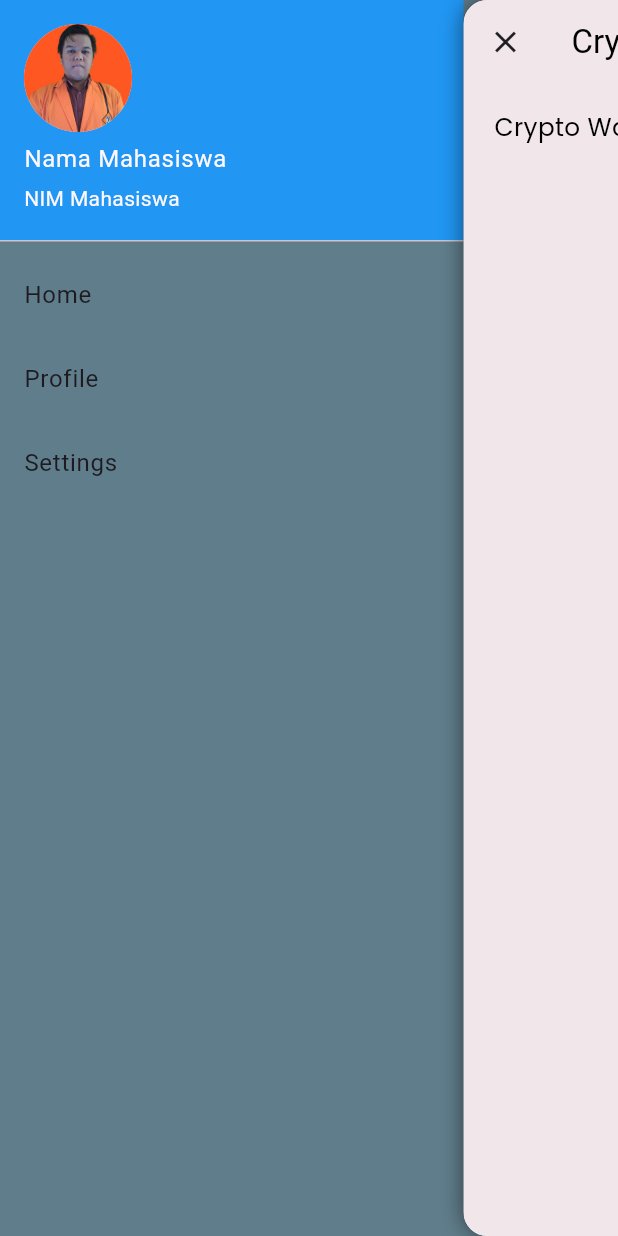
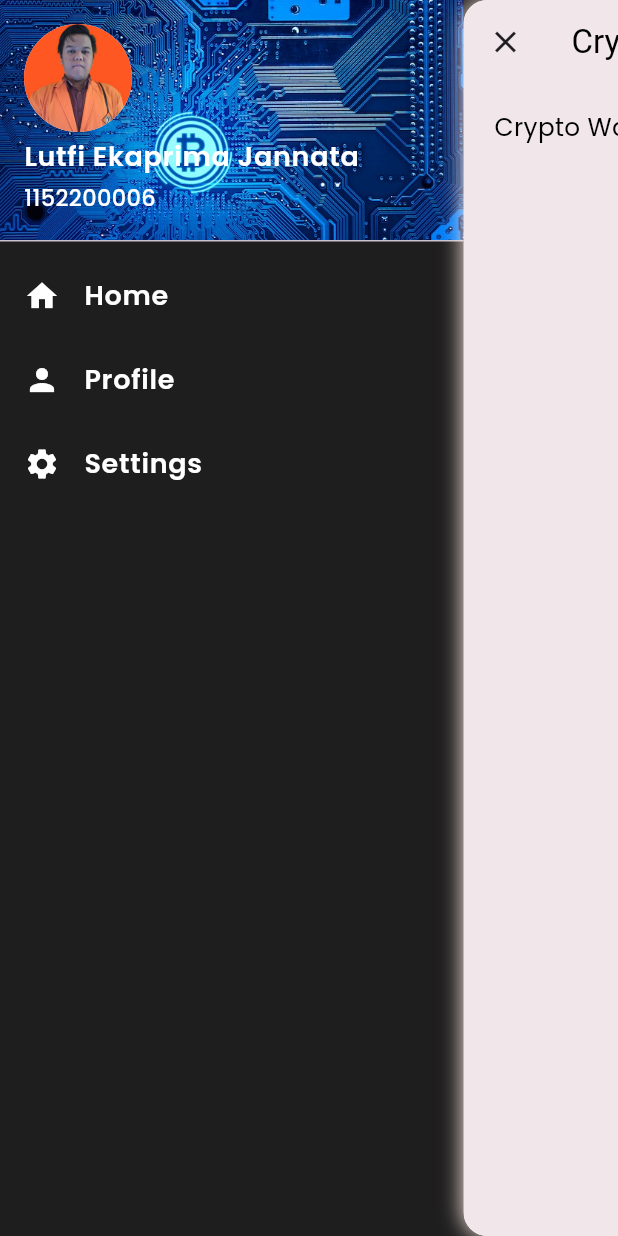
Before and after one commit to LutfiEkaprima/CryptoMarket, a Flutter app: the screen it shows after launch, after a tap on the "menu" icon, on a phone screen of 412 x 824 dp. Run offline on Flutter 3.47's test engine with Material 3 defaults, Android fonts, the phone set to English and light mode, and no system bars; drawn by our look-alikes of flutter_advanced_drawer; our stand-ins replace fl_chart, get, google_fonts, image_picker; network calls fail.

Commit message:
Add Icons, Setting, Change background drawer, and more

```diff
--- a/lib/Screens/home_screen.dart
+++ b/lib/Screens/home_screen.dart
@@ -25,40 +25,37 @@ class HomeScreen extends StatelessWidget {
       body: Padding(
         padding: EdgeInsets.only(
             left: padding, right: padding, top: screenHeight * 0.02),
-        child: SingleChildScrollView(
-          physics: const ScrollPhysics(),
-          child: Column(
-            crossAxisAlignment: CrossAxisAlignment.start,
-            children: [
-              Text(
+        child: CustomScrollView(
+          slivers: [
+            SliverToBoxAdapter(
+              child: Text(
                 "Crypto Watcher",
                 style: textStyle(screenWidth * 0.040, Colors.black, FontWeight.w400),
               ),
-              const SizedBox(height: 20),
+            ),
+            const SliverToBoxAdapter(child: SizedBox(height: 20)),
             Obx(
               () => controller.isLoading.value
-                    ? const Center(
+                  ? const SliverToBoxAdapter(
+                      child: Center(
                         child: CircularProgressIndicator(),
+                      ),
                     )
-                    : ListView.builder(
-                        shrinkWrap: true,
-                        physics: const NeverScrollableScrollPhysics(),
-                        itemCount: controller.coinsList.length,
-                        itemBuilder: (context, index) {
+                  : SliverList(
+                      delegate: SliverChildBuilderDelegate(
+                        (context, index) {
                           final coin = controller.coinsList[index];
                           return GestureDetector(
                             onTap: () {
                               showModalBottomSheet(
                                 context: context,
-                                builder: (context) =>
-                                    CoinChartScreen(coin: coin),
+                                builder: (context) => CoinChartScreen(coin: coin),
                               );
                             },
                             child: Padding(
                               padding: const EdgeInsets.only(bottom: 20.0),
                               child: SizedBox(
                                 width: screenWidth,
-                                height: 60,
                                 child: Row(
                                   mainAxisAlignment:
                                       MainAxisAlignment.spaceBetween,
@@ -78,7 +75,6 @@ class HomeScreen extends StatelessWidget {
                                           crossAxisAlignment:
                                               CrossAxisAlignment.start,
                                           children: [
-                                            const SizedBox(height: 10),
                                             Text(
                                               coin.name,
                                               style: textStyle(
@@ -98,7 +94,7 @@ class HomeScreen extends StatelessWidget {
                                                             screenWidth * 0.05,
                                                       ),
                                                       Text(
-                                                        "${coin.priceChange24H.toStringAsFixed(2)} %".substring(0, coin.priceChange24H.toStringAsFixed(2).length >= 7 ? 7 : coin.priceChange24H.toStringAsFixed(2).length),
+                                                        "${coin.priceChange24H.toStringAsFixed(2)} %",
                                                         style: textStyle(
                                                           screenWidth * 0.035,
                                                           Colors.green,
@@ -117,7 +113,7 @@ class HomeScreen extends StatelessWidget {
                                                             screenWidth * 0.05,
                                                       ),
                                                       Text(
-                                                        "${coin.priceChange24H.toStringAsFixed(2)} %".substring(0, coin.priceChange24H.toStringAsFixed(2).length >= 8 ? 8 : coin.priceChange24H.toStringAsFixed(2).length),
+                                                        "${coin.priceChange24H.toStringAsFixed(2)} %",
                                                         style: textStyle(
                                                           screenWidth * 0.035,
                                                           Colors.red,
@@ -132,11 +128,11 @@ class HomeScreen extends StatelessWidget {
                                         ),
                                       ],
                                     ),
-                                    Column(
+                                    Flexible(
+                                      child: Column(
                                         crossAxisAlignment:
                                             CrossAxisAlignment.end,
                                         children: [
-                                        const SizedBox(height: 10),
                                           Text(
                                             "\$ ${coin.currentPrice}",
                                             style: textStyle(
@@ -153,18 +149,20 @@ class HomeScreen extends StatelessWidget {
                                           ),
                                         ],
                                       ),
+                                    ),
                                   ],
                                 ),
                               ),
                             ),
                           );
                         },
+                        childCount: controller.coinsList.length,
+                      ),
                     ),
             ),
           ],
         ),
       ),
-      ),
     );
   }
 }
--- a/lib/Screens/profile.dart
+++ b/lib/Screens/profile.dart
@@ -3,6 +3,7 @@ import 'package:flutter/material.dart';
 import 'package:provider/provider.dart';
 import 'package:projectuts/profile_data.dart';
 import 'package:image_picker/image_picker.dart';
+import 'package:projectuts/utils.dart';
 
 class ProfileScreen extends StatelessWidget {
   const ProfileScreen({super.key});
@@ -10,14 +11,21 @@ class ProfileScreen extends StatelessWidget {
   @override
   Widget build(BuildContext context) {
     final profileData = Provider.of<ProfileData>(context);
+    final screenWidth = MediaQuery.of(context).size.width;
+    final padding = screenWidth * 0.05;
 
     return Scaffold(
+      backgroundColor: const Color.fromARGB(255, 241, 231, 234),
       appBar: AppBar(
-        title: const Text("Profile"),
         backgroundColor: const Color.fromARGB(255, 241, 231, 234),
+        title: Text(
+          "Profile",
+          style: textStyle(screenWidth * 0.040, Colors.black, FontWeight.w400),
+        ),
       ),
       body: Padding(
-        padding: const EdgeInsets.all(16.0),
+        padding: EdgeInsets.all(padding),
+        child: SingleChildScrollView(
           child: Column(
             children: [
               Center(
@@ -26,7 +34,7 @@ class ProfileScreen extends StatelessWidget {
                     _selectProfileImage(context, profileData);
                   },
                   child: CircleAvatar(
-                  radius: MediaQuery.of(context).size.width * 0.2,
+                    radius: screenWidth * 0.2,
                     backgroundImage: profileData.profileImage != null
                         ? FileImage(profileData.profileImage!)
                         : const AssetImage('assets/images/profile.jpg') as ImageProvider,
@@ -37,14 +45,20 @@ class ProfileScreen extends StatelessWidget {
               Center(
                 child: Text(
                   profileData.name,
-                style: const TextStyle(fontSize: 24, fontWeight: FontWeight.bold),
+                  style: TextStyle(
+                    fontSize: screenWidth * 0.06,
+                    fontWeight: FontWeight.bold,
+                  ),
                 ),
               ),
               const SizedBox(height: 8),
               Center(
                 child: Text(
                   profileData.nim,
-                style: TextStyle(fontSize: 18, color: Colors.grey[600]),
+                  style: TextStyle(
+                    fontSize: screenWidth * 0.045,
+                    color: Colors.grey[600],
+                  ),
                 ),
               ),
               const SizedBox(height: 16),
@@ -52,9 +66,13 @@ class ProfileScreen extends StatelessWidget {
                 onPressed: () {
                   _editProfile(context, profileData);
                 },
-              child: const Text("Edit Profile"),
+                child: Text(
+                  "Edit Profile",
+                  style: TextStyle(fontSize: screenWidth * 0.04),
+                ),
               ),
             ],
+          ),
         ),
       ),
     );
@@ -116,7 +134,6 @@ class ProfileScreen extends StatelessWidget {
     if (pickedFile != null) {
       profileData.updateProfileImage(File(pickedFile.path));
     } else {
-      print('No image selected.');
     }
   }
 }
--- a/lib/controllers/drawer_controller.dart
+++ b/lib/controllers/drawer_controller.dart
@@ -1,10 +1,11 @@
 import 'package:flutter/material.dart';
 import 'package:flutter_advanced_drawer/flutter_advanced_drawer.dart';
+import 'package:projectuts/utils.dart';
 import 'package:provider/provider.dart';
 import 'package:projectuts/Screens/home_screen.dart';
 import 'package:projectuts/Screens/profile.dart';
 import 'package:projectuts/Screens/settings.dart';
-import 'package:projectuts/profile_data.dart';  // Import ProfileData
+import 'package:projectuts/profile_data.dart';
 
 class DrawerControllerApp extends StatefulWidget {
   final AdvancedDrawerController advancedDrawerController;
@@ -25,7 +26,7 @@ class _DrawerControllerAppState extends State<DrawerControllerApp> {
   @override
   Widget build(BuildContext context) {
     return AdvancedDrawer(
-      backdropColor: Colors.blueGrey,
+      backdropColor: const Color.fromARGB(255, 31, 30, 30),
       controller: widget.advancedDrawerController,
       animationCurve: Curves.easeInOut,
       animationDuration: const Duration(milliseconds: 500),
@@ -34,9 +35,9 @@ class _DrawerControllerAppState extends State<DrawerControllerApp> {
       openScale: 1.0,
       openRatio: 0.75,
       childDecoration: BoxDecoration(
-        boxShadow: <BoxShadow>[
+        boxShadow: const <BoxShadow>[
           BoxShadow(
-            color: Colors.black.withOpacity(0.5),
+            color: Color(0xffffeae3),
             blurRadius: 12.0,
           ),
         ],
@@ -51,11 +52,20 @@ class _DrawerControllerAppState extends State<DrawerControllerApp> {
                 padding: EdgeInsets.zero,
                 children: <Widget>[
                   UserAccountsDrawerHeader(
-                    decoration: const BoxDecoration(
-                      color: Colors.blue,
+                    decoration: BoxDecoration(
+                      image: DecorationImage(
+                        image: AssetImage(profileData.backgroundImage),
+                        fit: BoxFit.cover,
+                      ),
                     ),
-                    accountName: Text(profileData.name),
-                    accountEmail: Text(profileData.nim),
+                    accountName: Text(
+                      profileData.name,
+                      style: textStyle(18, Color.fromARGB(255, 255, 255, 255), FontWeight.w600),
+                    ),
+                    accountEmail: Text(
+                      profileData.nim,
+                      style: textStyle(15, Color.fromARGB(255, 255, 255, 255), FontWeight.w500),
+                    ),
                     currentAccountPicture: CircleAvatar(
                       radius: 50,
                       backgroundImage: profileData.profileImage != null
@@ -64,19 +74,31 @@ class _DrawerControllerAppState extends State<DrawerControllerApp> {
                     ),
                   ),
                   ListTile(
-                    title: const Text('Home'),
+                    leading: const Icon(Icons.home, color: Colors.white,),
+                    title: Text(
+                      "Home",
+                      style: textStyle(18, const Color.fromARGB(255, 255, 255, 255), FontWeight.w600),
+                    ),
                     onTap: () {
                       widget.onItemTapped(0);
                     },
                   ),
                   ListTile(
-                    title: const Text('Profile'),
+                    leading: const Icon(Icons.person,color: Colors.white,),
+                    title: Text(
+                      "Profile",
+                      style: textStyle(18, const Color.fromARGB(255, 255, 255, 255), FontWeight.w600),
+                    ),
                     onTap: () {
                       widget.onItemTapped(1);
                     },
                   ),
                   ListTile(
-                    title: const Text('Settings'),
+                    leading: const Icon(Icons.settings,color: Colors.white,),
+                    title: Text(
+                      "Settings",
+                      style: textStyle(18, const Color.fromARGB(255, 255, 255, 255), FontWeight.w600),
+                    ),
                     onTap: () {
                       widget.onItemTapped(2);
                     },
@@ -111,8 +133,8 @@ class _DrawerControllerAppState extends State<DrawerControllerApp> {
           index: widget.selectedIndex,
           children: [
             HomeScreen(),
-            ProfileScreen(),
-            SettingsScreen(),
+            const ProfileScreen(),
+            const SettingsScreen(),
           ],
         ),
       ),
--- a/lib/profile_data.dart
+++ b/lib/profile_data.dart
@@ -2,13 +2,15 @@ import 'dart:io';
 import 'package:flutter/material.dart';
 
 class ProfileData with ChangeNotifier {
-  String _name = "Nama Mahasiswa";
-  String _nim = "NIM Mahasiswa";
+  String _name = "Lutfi Ekaprima Jannata";
+  String _nim = "1152200006";
   File? _profileImage;
+  String _backgroundImage = "assets/images/background/bgbitcoin.jpg"; // Default background image
 
   String get name => _name;
   String get nim => _nim;
   File? get profileImage => _profileImage;
+  String get backgroundImage => _backgroundImage;
 
   void updateProfile(String name, String nim) {
     _name = name;
@@ -20,4 +22,9 @@ class ProfileData with ChangeNotifier {
     _profileImage = image;
     notifyListeners();
   }
+
+  void updateBackgroundImage(String imagePath) {
+    _backgroundImage = imagePath;
+    notifyListeners();
+  }
 }
```
Also changed, not shown: lib/Screens/CoinChartScreen.dart (+31 -12 lines), lib/Screens/settings.dart (+70 -2 lines), pubspec.yaml (+11 -0 lines), assets/icons/icons.png (added), assets/images/background/bgbitcoin.jpg (added), assets/images/background/bgbitcoin2.jpg (added), assets/images/background/bgbitcoin3.jpg (added), pubspec.lock, 29 other files. Lines whose indentation alone changed are shown as unchanged.
